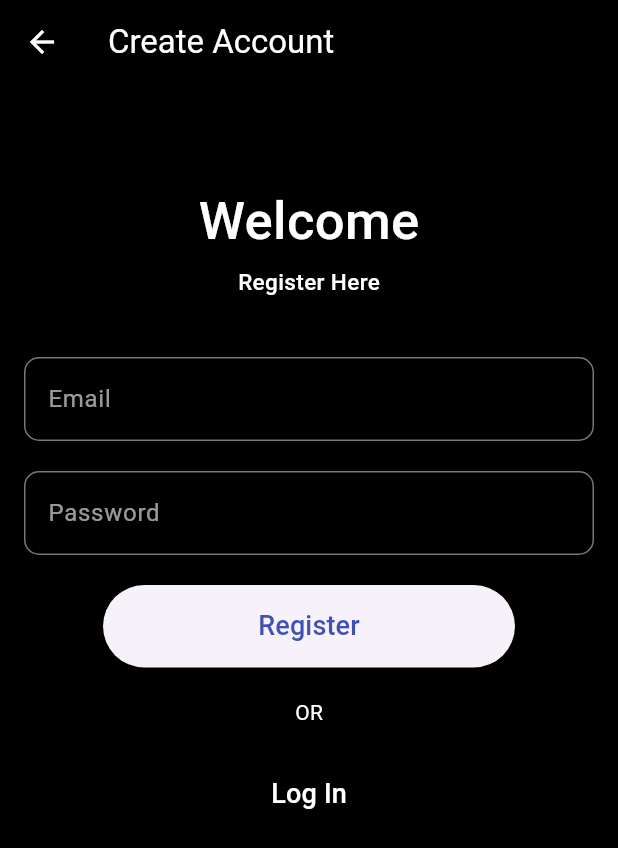
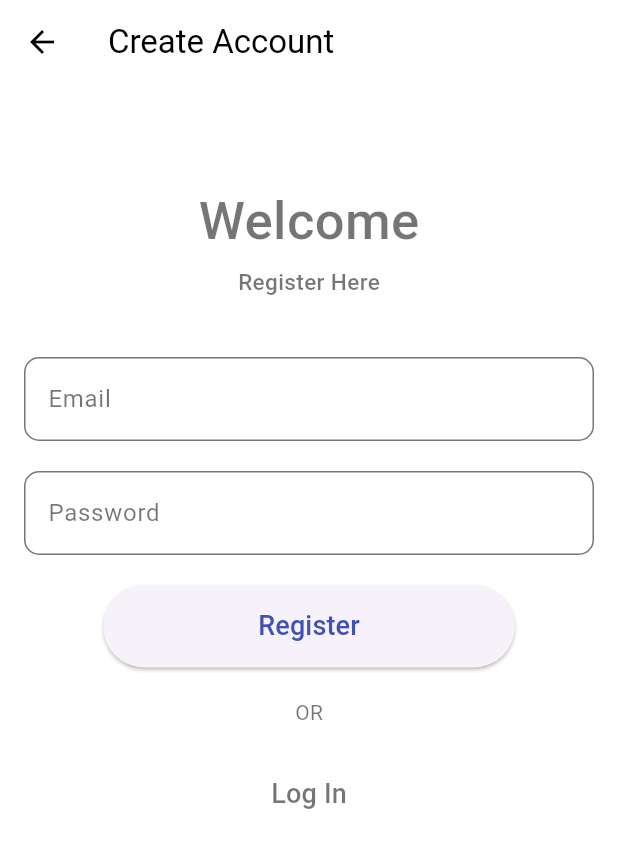
Before and after one commit to kritimatharu/personaltaskmanagerapp, a Flutter app: the screen it shows after launch, after a tap on "Create Account", on a phone screen of 412 x 824 dp. Shown: the top 848 px of the screen. Run offline on Flutter 3.47's test engine with Material 3 defaults, Android fonts, the phone set to English and light mode, and no system bars; our stand-ins replace cloud_firestore, firebase_auth, firebase_core, flutter_slidable; accounts and stored records are empty; network calls fail.

Commit message:
final project

```diff
--- a/lib/login_screen.dart
+++ b/lib/login_screen.dart
@@ -4,6 +4,8 @@ import 'package:flutter/material.dart';
 import 'package:personaltaskmanagerapp/home_screen.dart';
 import 'package:personaltaskmanagerapp/services/auth_services.dart';
 import 'package:personaltaskmanagerapp/signup_screen.dart';
+
+import 'main.dart'; // Import themeNotifier
 
 class LoginScreen extends StatelessWidget {
   final AuthService _auth = AuthService();
@@ -12,14 +14,28 @@ class LoginScreen extends StatelessWidget {
 
   @override
   Widget build(BuildContext context) {
+    final isDark = Theme.of(context).brightness == Brightness.dark;
+
     return Scaffold(
-        backgroundColor: Colors.black,
+      backgroundColor: isDark ? Colors.black : Colors.white,
       appBar: AppBar(
-            backgroundColor: Colors.black,
-            foregroundColor: Colors.white,
-            title: Text("Sign In")),
+        title: Text("Sign In"),
+        actions: [
+          IconButton(
+            icon: Icon(
+              themeNotifier.value == ThemeMode.dark
+                  ? Icons.light_mode
+                  : Icons.dark_mode,
+            ),
+            onPressed: () {
+              themeNotifier.value = themeNotifier.value == ThemeMode.dark
+                  ? ThemeMode.light
+                  : ThemeMode.dark;
+            },
+          ),
+        ],
+      ),
       body: SingleChildScrollView(
-            child: Padding(
         padding: EdgeInsets.all(16),
         child: Column(
           children: [
@@ -29,7 +45,7 @@ class LoginScreen extends StatelessWidget {
               style: TextStyle(
                 fontSize: 35,
                 fontWeight: FontWeight.w500,
-                  color: Colors.white,
+                color: isDark ? Colors.white : Colors.black,
               ),
             ),
             SizedBox(height: 5),
@@ -37,99 +53,80 @@ class LoginScreen extends StatelessWidget {
               "Log In Here",
               style: TextStyle(
                 fontSize: 15,
-                  fontWeight: FontWeight.w500,
-                  color: Colors.white,
+                color: isDark ? Colors.white60 : Colors.black54,
               ),
             ),
             SizedBox(height: 40),
             TextField(
               controller: _emailController,
-                style: TextStyle(
-                  color: Colors.white,
-                ),
+              style: TextStyle(color: isDark ? Colors.white : Colors.black),
               decoration: InputDecoration(
-                  focusedBorder: OutlineInputBorder(
-                    borderRadius: BorderRadius.circular(10),
-                    borderSide: BorderSide(color: Colors.white60),
+                labelText: "Email",
+                labelStyle: TextStyle(
+                  color: isDark ? Colors.white60 : Colors.black54,
                 ),
                 border: OutlineInputBorder(
                   borderRadius: BorderRadius.circular(10),
-                  ),
-                  labelText: "Email",
-                  labelStyle: TextStyle(
-                    color: Colors.white60,
                 ),
               ),
             ),
             SizedBox(height: 20),
             TextField(
               controller: _passController,
-                style: TextStyle(color: Colors.white),
+              style: TextStyle(color: isDark ? Colors.white : Colors.black),
               obscureText: true,
               decoration: InputDecoration(
-                  focusedBorder: OutlineInputBorder(
-                    borderRadius: BorderRadius.circular(10),
-                    borderSide: BorderSide(color: Colors.white60),
+                labelText: "Password",
+                labelStyle: TextStyle(
+                  color: isDark ? Colors.white60 : Colors.black54,
                 ),
                 border: OutlineInputBorder(
                   borderRadius: BorderRadius.circular(10),
                 ),
-                  labelText: "Password",
-                  labelStyle: TextStyle(
-                    color: Colors.white60,
-                  ),
               ),
             ),
             SizedBox(height: 20),
-              SizedBox(
-                height: 55,
-                width: MediaQuery.of(context).size.width / 1.5,
-                child: ElevatedButton(
+            ElevatedButton(
               onPressed: () async {
                 User? user = await _auth.signInWithEmailAndPassword(
                   _emailController.text,
                   _passController.text,
                 );
                 if (user != null) {
-                        Navigator.push(
+                  Navigator.pushReplacement(
                     context,
                     MaterialPageRoute(builder: (context) => HomeScreen()),
                   );
                 }
               },
               child: Text(
-                      "Register",
-                      style: TextStyle(
-                        color: Colors.indigo,
-                        fontSize: 18,
+                "Login",
+                style: TextStyle(fontSize: 18),
               ),
-                    )),
             ),
             SizedBox(height: 20),
             Text(
               "OR",
-                style: TextStyle(
-                  color: Colors.white,
-                ),
-              ),
-              SizedBox(
-                height: 20,
+              style: TextStyle(color: isDark ? Colors.white60 : Colors.black54),
             ),
             TextButton(
               onPressed: () {
-                  Navigator.push(context,
-                      MaterialPageRoute(builder: (context) => SignupScreen()));
+                Navigator.push(
+                  context,
+                  MaterialPageRoute(builder: (context) => SignupScreen()),
+                );
               },
               child: Text(
                 "Create Account",
                 style: TextStyle(
-                    color: Colors.white,
+                  color: isDark ? Colors.white : Colors.blue,
                   fontSize: 18,
                 ),
               ),
             ),
           ],
         ),
-        )));
+      ),
+    );
   }
 }
--- a/lib/main.dart
+++ b/lib/main.dart
@@ -1,3 +1,4 @@
+
 import 'package:cloud_firestore/cloud_firestore.dart';
 import 'package:firebase_auth/firebase_auth.dart';
 import 'package:firebase_core/firebase_core.dart';
@@ -6,24 +7,35 @@ import 'package:flutter/material.dart';
 import 'package:personaltaskmanagerapp/home_screen.dart';
 import 'package:personaltaskmanagerapp/login_screen.dart';
 
-import 'package:personaltaskmanagerapp/signup_screen.dart';
-import 'package:provider/provider.dart';
-
 void main() async {
   WidgetsFlutterBinding.ensureInitialized();
   await Firebase.initializeApp();
   runApp(MyApp());
 }
 
+class ThemeNotifier extends ValueNotifier<ThemeMode> {
+  ThemeNotifier() : super(ThemeMode.system); // Default to system theme
+}
+
+final themeNotifier = ThemeNotifier();
+
 class MyApp extends StatelessWidget {
   final FirebaseAuth _auth = FirebaseAuth.instance;
 
   @override
   Widget build(BuildContext context) {
-    return MaterialApp(
-      debugShowCheckedModeBanner: false,
-      title: "Personal Task",
-      home: _auth.currentUser != null ? HomeScreen() : LoginScreen(),
+    return ValueListenableBuilder<ThemeMode>(
+      valueListenable: themeNotifier,
+      builder: (context, themeMode, child) {
+        return MaterialApp(
+          debugShowCheckedModeBanner: false,
+          title: "Personal Task",
+          theme: ThemeData.light(), // Light theme
+          darkTheme: ThemeData.dark(), // Dark theme
+          themeMode: themeMode, // Control theme mode here
+          home: _auth.currentUser != null ? HomeScreen() : LoginScreen(),
+        );
+      },
     );
   }
 }
--- a/lib/services/database_services.dart
+++ b/lib/services/database_services.dart
@@ -15,7 +15,7 @@ class DatabaseService {
       'uid': user!.uid,
       'title': title,
       'description': description,
-      'priority': Priority,
+      'priority': priority,
       'completed': false,
       'createdAt': FieldValue.serverTimestamp(),
     });
--- a/lib/signup_screen.dart
+++ b/lib/signup_screen.dart
@@ -12,11 +12,12 @@ class SignupScreen extends StatelessWidget {
 
   @override
   Widget build(BuildContext context) {
+    final isDark = Theme.of(context).brightness == Brightness.dark;
     return Scaffold(
-        backgroundColor: Colors.black,
+        backgroundColor: isDark ? Colors.black : Colors.white,
         appBar: AppBar(
-            backgroundColor: Colors.black,
-            foregroundColor: Colors.white,
+            backgroundColor: isDark ? Colors.black: Colors.white,
+            foregroundColor: isDark ? Colors.white: Colors.black,
             title: Text("Create Account")),
         body: SingleChildScrollView(
             child: Padding(
@@ -29,7 +30,7 @@ class SignupScreen extends StatelessWidget {
                 style: TextStyle(
                   fontSize: 35,
                   fontWeight: FontWeight.w500,
-                  color: Colors.white,
+                  color: isDark ? Colors.white60 : Colors.black54,
                 ),
               ),
               SizedBox(height: 5),
@@ -38,14 +39,14 @@ class SignupScreen extends StatelessWidget {
                 style: TextStyle(
                   fontSize: 15,
                   fontWeight: FontWeight.w500,
-                  color: Colors.white,
+                  color: isDark ? Colors.white60 : Colors.black54,
                 ),
               ),
               SizedBox(height: 40),
               TextField(
                 controller: _emailController,
                 style: TextStyle(
-                  color: Colors.white,
+                  color: isDark ? Colors.white60 : Colors.black54,
                 ),
                 decoration: InputDecoration(
                   focusedBorder: OutlineInputBorder(
@@ -57,7 +58,7 @@ class SignupScreen extends StatelessWidget {
                   ),
                   labelText: "Email",
                   labelStyle: TextStyle(
-                    color: Colors.white60,
+                    color: isDark ? Colors.white60 : Colors.black54,
                   ),
                 ),
               ),
@@ -76,7 +77,7 @@ class SignupScreen extends StatelessWidget {
                   ),
                   labelText: "Password",
                   labelStyle: TextStyle(
-                    color: Colors.white60,
+                    color: isDark ? Colors.white60 : Colors.black54,
                   ),
                 ),
               ),
@@ -112,7 +113,7 @@ class SignupScreen extends StatelessWidget {
               Text(
                 "OR",
                 style: TextStyle(
-                  color: Colors.white,
+                  color: isDark ? Colors.white60 : Colors.black54,
                 ),
               ),
               SizedBox(
@@ -126,7 +127,7 @@ class SignupScreen extends StatelessWidget {
                 child: Text(
                   "Log In",
                   style: TextStyle(
-                    color: Colors.white,
+                    color: isDark ? Colors.white60 : Colors.black54,
                     fontSize: 18,
                   ),
                 ),
--- a/pubspec.yaml
+++ b/pubspec.yaml
@@ -42,7 +42,7 @@ dependencies:
   intl: ^0.20.2
   flutter_slidable: ^3.1.2
   flutter_spinkit: ^5.2.1
-  shared_preferences: ^2.5.2
+
 
 
 
```
Also changed, not shown: lib/home_screen.dart (+7 -4 lines), lib/services/theme_services.dart (deleted, +0 -26 lines), pubspec.lock, 1 other file. Lines whose indentation alone changed are shown as unchanged.
